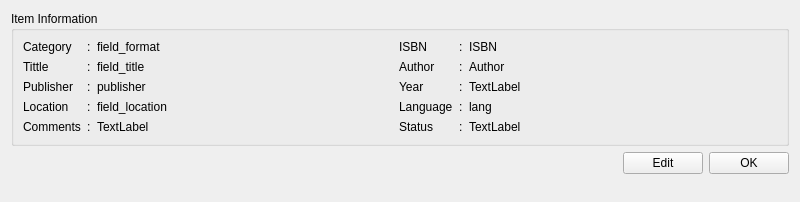
Before: the Qt Designer form src/Gui/mItemInfo.ui in cagonza6/Buho, drawn with Qt 5.
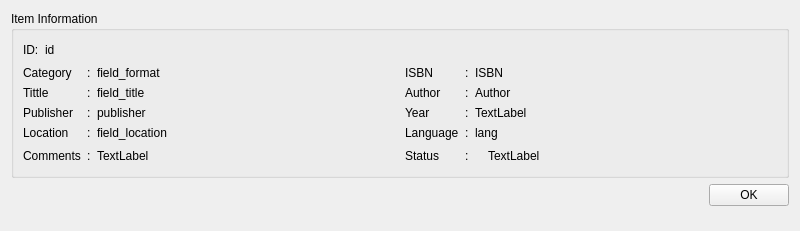
After: the same form once the commit is applied. Icons and pictures are not drawn.

Patch:
```diff
--- a/src/Gui/mItemInfo.ui
+++ b/src/Gui/mItemInfo.ui
@@ -7,7 +7,7 @@
     <x>0</x>
     <y>0</y>
     <width>800</width>
-    <height>202</height>
+    <height>231</height>
    </rect>
   </property>
   <property name="maximumSize">
@@ -30,7 +30,38 @@
      </property>
      <layout class="QVBoxLayout" name="verticalLayout">
       <item>
-       <layout class="QGridLayout" name="gridLayout_5" columnstretch="0,0,1,0,0,1,0">
+       <layout class="QHBoxLayout" name="horizontalLayout_2">
+        <item>
+         <widget class="QLabel" name="label_ID">
+          <property name="text">
+           <string>ID:</string>
+          </property>
+         </widget>
+        </item>
+        <item>
+         <widget class="QLabel" name="field_ID">
+          <property name="text">
+           <string>id</string>
+          </property>
+         </widget>
+        </item>
+        <item>
+         <spacer name="horizontalSpacer_2">
+          <property name="orientation">
+           <enum>Qt::Horizontal</enum>
+          </property>
+          <property name="sizeHint" stdset="0">
+           <size>
+            <width>40</width>
+            <height>20</height>
+           </size>
+          </property>
+         </spacer>
+        </item>
+       </layout>
+      </item>
+      <item>
+       <layout class="QGridLayout" name="gridLayout_5" columnstretch="0,0,1,0,0,1">
         <item row="3" column="1">
          <widget class="QLabel" name="label_colon_9">
           <property name="text">
@@ -59,6 +90,83 @@
           </property>
          </widget>
         </item>
+        <item row="3" column="0">
+         <widget class="QLabel" name="label_location">
+          <property name="text">
+           <string>Location</string>
+          </property>
+         </widget>
+        </item>
+        <item row="4" column="0">
+         <widget class="QLabel" name="label_comments">
+          <property name="text">
+           <string>Comments</string>
+          </property>
+         </widget>
+        </item>
+        <item row="4" column="2">
+         <widget class="QLabel" name="field_comments">
+          <property name="text">
+           <string>TextLabel</string>
+          </property>
+         </widget>
+        </item>
+        <item row="4" column="3">
+         <widget class="QLabel" name="label_statuslabel">
+          <property name="text">
+           <string>Status</string>
+          </property>
+         </widget>
+        </item>
+        <item row="0" column="3">
+         <widget class="QLabel" name="lablel_ISBN">
+          <property name="text">
+           <string>ISBN</string>
+          </property>
+         </widget>
+        </item>
+        <item row="3" column="5">
+         <widget class="QLabel" name="field_language">
+          <property name="text">
+           <string>lang</string>
+          </property>
+         </widget>
+        </item>
+        <item row="1" column="0">
+         <widget class="QLabel" name="label_title">
+          <property name="text">
+           <string>Tittle</string>
+          </property>
+         </widget>
+        </item>
+        <item row="1" column="1">
+         <widget class="QLabel" name="label_colon_4">
+          <property name="text">
+           <string>:</string>
+          </property>
+         </widget>
+        </item>
+        <item row="0" column="1">
+         <widget class="QLabel" name="label_colon_2">
+          <property name="text">
+           <string>:</string>
+          </property>
+         </widget>
+        </item>
+        <item row="1" column="3">
+         <widget class="QLabel" name="label_author">
+          <property name="text">
+           <string>Author</string>
+          </property>
+         </widget>
+        </item>
+        <item row="1" column="4">
+         <widget class="QLabel" name="label_colon_5">
+          <property name="text">
+           <string>:</string>
+          </property>
+         </widget>
+        </item>
         <item row="1" column="2">
          <widget class="QLabel" name="field_title">
           <property name="text">
@@ -101,34 +209,6 @@
           </property>
          </widget>
         </item>
-        <item row="3" column="0">
-         <widget class="QLabel" name="label_location">
-          <property name="text">
-           <string>Location</string>
-          </property>
-         </widget>
-        </item>
-        <item row="4" column="0">
-         <widget class="QLabel" name="label_comments">
-          <property name="text">
-           <string>Comments</string>
-          </property>
-         </widget>
-        </item>
-        <item row="4" column="2">
-         <widget class="QLabel" name="field_comments">
-          <property name="text">
-           <string>TextLabel</string>
-          </property>
-         </widget>
-        </item>
-        <item row="4" column="3">
-         <widget class="QLabel" name="label_statuslabel">
-          <property name="text">
-           <string>Status</string>
-          </property>
-         </widget>
-        </item>
         <item row="1" column="5">
          <widget class="QLabel" name="field_author">
           <property name="text">
@@ -143,13 +223,6 @@
           </property>
          </widget>
         </item>
-        <item row="4" column="5">
-         <widget class="QLabel" name="field_status">
-          <property name="text">
-           <string>TextLabel</string>
-          </property>
-         </widget>
-        </item>
         <item row="4" column="1">
          <widget class="QLabel" name="label_colon_10">
           <property name="text">
@@ -192,64 +265,39 @@
           </property>
          </widget>
         </item>
-        <item row="0" column="3">
-         <widget class="QLabel" name="lablel_ISBN">
-          <property name="text">
-           <string>ISBN</string>
-          </property>
-         </widget>
-        </item>
-        <item row="3" column="5">
-         <widget class="QLabel" name="field_languagelabel_3">
-          <property name="text">
-           <string>lang</string>
-          </property>
-         </widget>
-        </item>
-        <item row="1" column="0">
-         <widget class="QLabel" name="label_title">
-          <property name="text">
-           <string>Tittle</string>
-          </property>
-         </widget>
-        </item>
-        <item row="1" column="1">
-         <widget class="QLabel" name="label_colon_4">
-          <property name="text">
-           <string>:</string>
-          </property>
-         </widget>
-        </item>
-        <item row="0" column="1">
-         <widget class="QLabel" name="label_colon_2">
-          <property name="text">
-           <string>:</string>
-          </property>
-         </widget>
-        </item>
-        <item row="1" column="3">
-         <widget class="QLabel" name="label_author">
-          <property name="text">
-           <string>Author</string>
-          </property>
-         </widget>
-        </item>
-        <item row="1" column="4">
-         <widget class="QLabel" name="label_colon_5">
-          <property name="text">
-           <string>:</string>
-          </property>
-         </widget>
-        </item>
-        <item row="4" column="6">
-         <widget class="QLabel" name="check_status">
-          <property name="text">
-           <string/>
-          </property>
-          <property name="pixmap">
-           <pixmap resource="myicons.qrc">:/small/res/icons/small/no.png</pixmap>
-          </property>
-         </widget>
+        <item row="4" column="5">
+         <layout class="QHBoxLayout" name="horizontalLayout">
+          <item>
+           <widget class="QLabel" name="check_status">
+            <property name="text">
+             <string/>
+            </property>
+            <property name="pixmap">
+             <pixmap resource="myicons.qrc">:/status/resources/pixmap/icons/status/status-no.png</pixmap>
+            </property>
+           </widget>
+          </item>
+          <item>
+           <widget class="QLabel" name="field_status">
+            <property name="text">
+             <string>TextLabel</string>
+            </property>
+           </widget>
+          </item>
+          <item>
+           <spacer name="horizontalSpacer_3">
+            <property name="orientation">
+             <enum>Qt::Horizontal</enum>
+            </property>
+            <property name="sizeHint" stdset="0">
+             <size>
+              <width>40</width>
+              <height>20</height>
+             </size>
+            </property>
+           </spacer>
+          </item>
+         </layout>
         </item>
        </layout>
       </item>
@@ -271,13 +319,6 @@
        </property>
       </spacer>
      </item>
-     <item>
-      <widget class="QPushButton" name="pushButton_2">
-       <property name="text">
-        <string>Edit</string>
-       </property>
-      </widget>
-     </item>
      <item>
       <widget class="QPushButton" name="pushButton">
        <property name="text">
```
Left out of the diff: 23 changed lines with no effect on the pictures.
